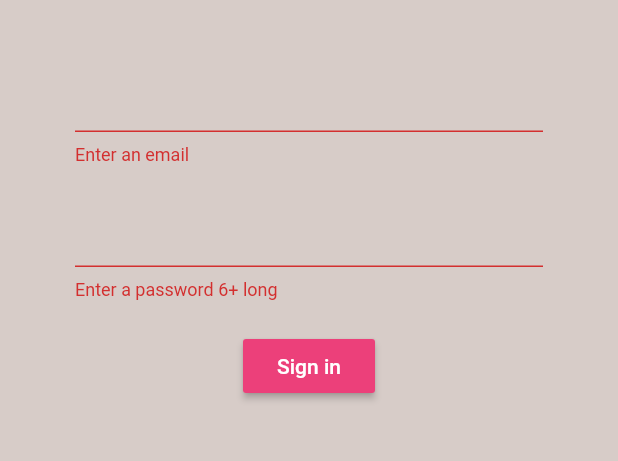
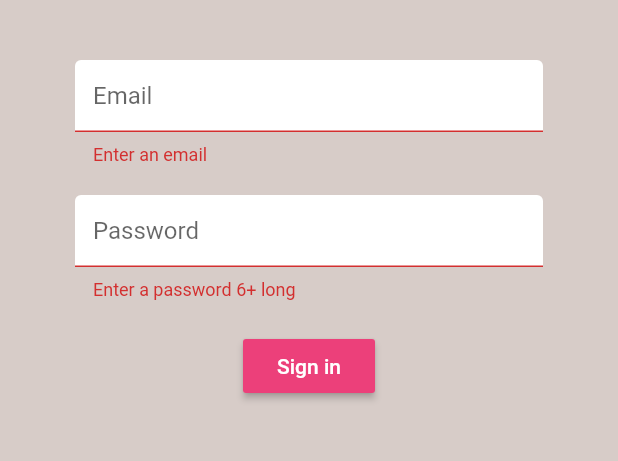
Before and after one commit to mouhsineelachbi/brew_crew, a Flutter app: the screen it shows after launch, after a tap on "Sign in", on a phone screen of 412 x 824 dp, the part 84-545 px from its top. Run offline on Flutter 3.47's test engine with Material 2 defaults, Android fonts, the phone set to English and light mode, and no system bars; our stand-ins replace firebase_auth; accounts and stored records are empty.

Commit message:
Text input decoration in register and sign in form

```diff
--- a/lib/screens/authenticate/register.dart
+++ b/lib/screens/authenticate/register.dart
@@ -1,4 +1,5 @@
 import 'package:brew_crew/services/auth.dart';
+import 'package:brew_crew/shared/constants.dart';
 import 'package:flutter/material.dart';
 
 class Register extends StatefulWidget {
@@ -46,6 +47,7 @@ class _RegisterState extends State<Register> {
               children: [
                 SizedBox(height: 20.0),
                 TextFormField(
+                  decoration: textInputDecoration.copyWith(hintText: "Email",),
                   validator: (val) => val.isEmpty ? "Enter an email" : null,
                   onChanged: (val) {
                     setState(() {
@@ -55,6 +57,7 @@ class _RegisterState extends State<Register> {
                 ),
                 SizedBox(height: 20.0),
                 TextFormField(
+                  decoration: textInputDecoration.copyWith(hintText: "Password",),
                   obscureText: true,
                   validator: (val) => val.length < 6 ? "Enter a password 6+ long" : null,
                   onChanged: (val) {
--- a/lib/screens/authenticate/sign_in.dart
+++ b/lib/screens/authenticate/sign_in.dart
@@ -1,4 +1,5 @@
 import 'package:brew_crew/services/auth.dart';
+import 'package:brew_crew/shared/constants.dart';
 import 'package:flutter/cupertino.dart';
 import 'package:flutter/material.dart';
 
@@ -47,6 +48,7 @@ class _SignInState extends State<SignIn> {
             children: [
               SizedBox(height: 20.0),
               TextFormField(
+                decoration: textInputDecoration.copyWith(hintText: "Email",),
                 validator: (val) => val.isEmpty ? "Enter an email" : null,
                 onChanged: (val) {
                   setState(() {
@@ -56,6 +58,7 @@ class _SignInState extends State<SignIn> {
               ),
               SizedBox(height: 20.0),
               TextFormField(
+                decoration: textInputDecoration.copyWith(hintText: "Password",),
                 obscureText: true,
                 validator: (val) => val.length < 6 ? "Enter a password 6+ long" : null,
                 onChanged: (val) {
--- /dev/null
+++ b/lib/shared/constants.dart
@@ -0,0 +1,12 @@
+import 'package:flutter/material.dart';
+
+const textInputDecoration = InputDecoration(
+    fillColor: Colors.white,
+    filled: true,
+    enabledBorder: OutlineInputBorder(
+    borderSide: BorderSide(color: Colors.white, width: 2.0),
+  ),
+  focusedBorder: OutlineInputBorder(
+    borderSide: BorderSide(color: Colors.pink, width: 2.0),
+  ),
+);
```
